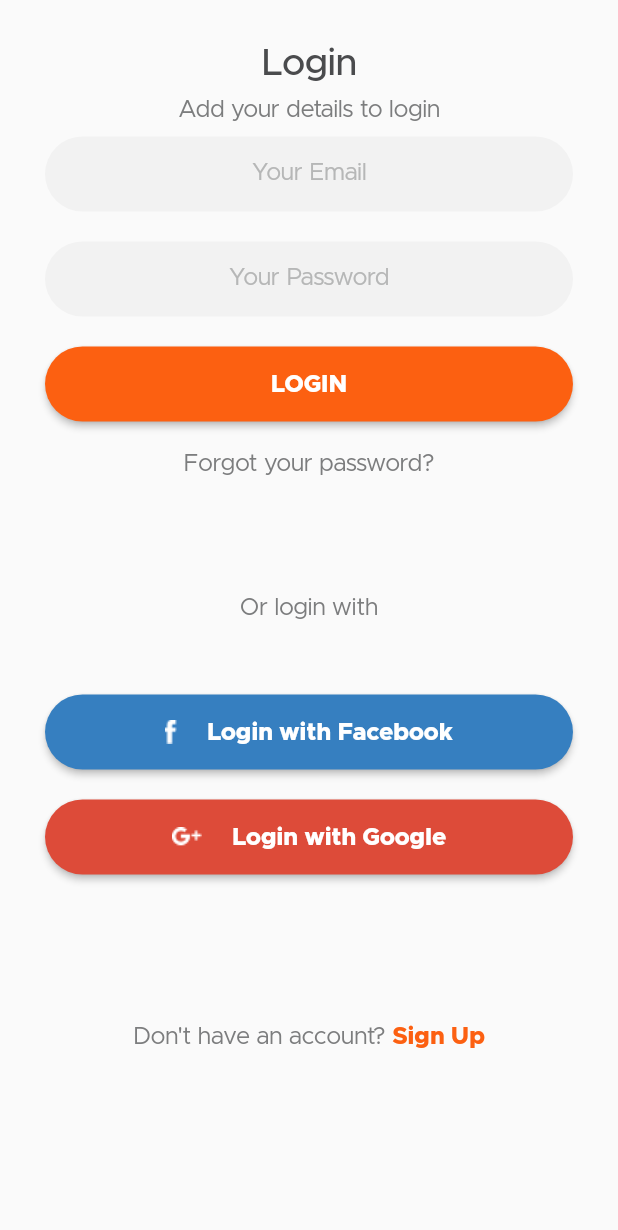
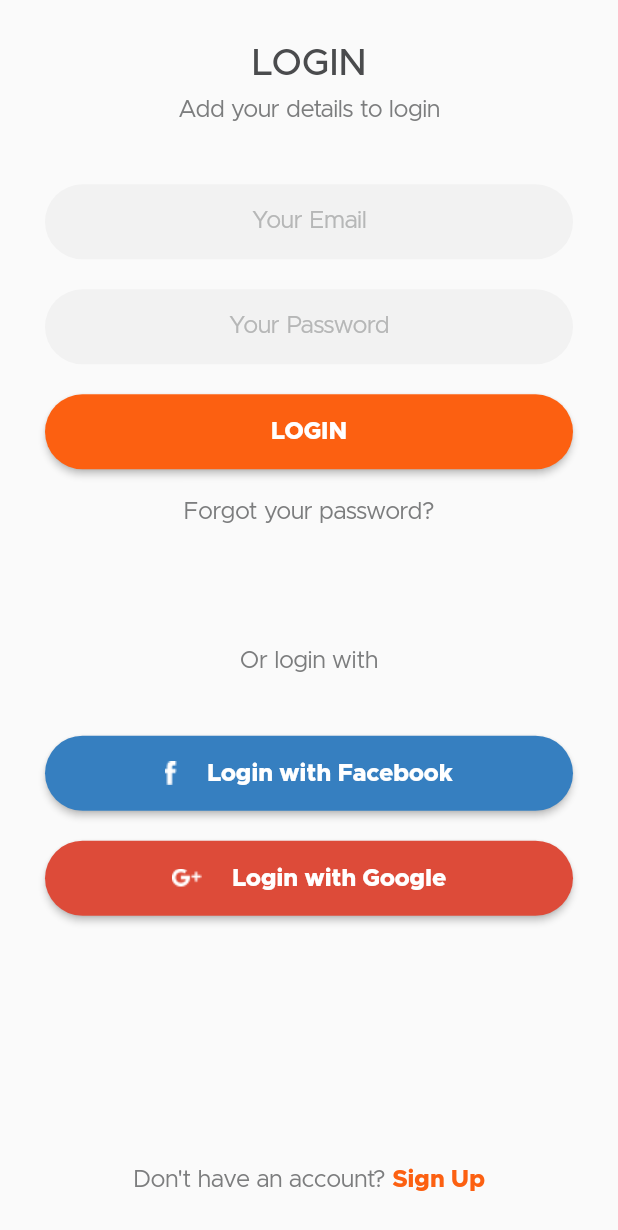
Before and after one commit to adispatil/Food-Delivery-App, a Flutter app: the screen it shows after launch, after a tap on "LOGIN", on a phone screen of 412 x 824 dp. Shown: the top 1230 px of the screen. Run offline on Flutter 3.47's test engine with Material 2 defaults, Android fonts, the phone set to English and light mode, and no system bars; missing offline and left inert: clip_shadow; project files that could hold a hidden picture were left out.

Commit message:
OnBoarding flow

```diff
--- a/lib/constants/app_constants.dart
+++ b/lib/constants/app_constants.dart
@@ -1,3 +1,12 @@
 
 //string constants
 const kLabelLandingScreenDescription = 'Discover the best foods from over 1,000+ restaurants and fast delivery to your door step';
+const kButtonLogin = 'LOGIN';
+const kLabelLoginHeader2 = 'Add your details to login';
+const kLabelYourEmailHint = 'Your Email';
+const kLabelDoNotHaveAccount = 'Don\'t have an account? ';
+const kLabelSignUp = 'Sign Up';
+const kLabelLoginWithGoogle = 'Login with Google';
+const kLabelLoginWithFacebook = 'Login with Facebook';
+const kLabelOrLoginWith = 'Or login with';
+const kLabelForgotPassword = 'Forgot your password?';
--- a/lib/main.dart
+++ b/lib/main.dart
@@ -50,7 +50,7 @@ class MyApp extends StatelessWidget {
             ),
           ),
         ),
-        initialRoute: LandingScreen.id,
+        initialRoute: SplashScreen.id,
         routes: {
           SplashScreen.id: (context) => SplashScreen(),
           LandingScreen.id: (context) => LandingScreen(),
--- a/lib/screens/login_screen.dart
+++ b/lib/screens/login_screen.dart
@@ -1,7 +1,9 @@
 import 'package:flutter/material.dart';
+import 'package:food_delivery/constants/app_constants.dart';
 import 'package:food_delivery/constants/color_constants.dart';
 import 'package:food_delivery/constants/image_constants.dart';
 import 'package:food_delivery/constants/styles.dart';
+import 'package:food_delivery/screens/registration_screen.dart';
 import 'package:food_delivery/utils/AppHelper.dart';
 import 'package:food_delivery/widgets/custom_text_field.dart';
 
@@ -30,18 +32,16 @@ class _LoginScreenState extends State<LoginScreen> {
             child: Column(
               children: <Widget>[
                 Text(
-                  'Login',
+                  kButtonLogin,
                   style: Helper.getTheme(context).headline6,
                 ),
                 SizedBox(
                   height: 10,
                 ),
-                Text('Add your details to login'),
-                SizedBox(
-                  height: 10,
-                ),
+                Text(kLabelLoginHeader2),
+                Spacer(),
                 CustomTextField(
-                  hintText: 'Your Email',
+                  hintText: kLabelYourEmailHint,
                   isPassword: false,
                 ),
                 SizedBox(
@@ -58,12 +58,9 @@ class _LoginScreenState extends State<LoginScreen> {
                   width: double.infinity,
                   height: 50.0,
                   child: ElevatedButton(
-                    onPressed: () {
-                      Navigator.of(context)
-                          .pushReplacementNamed(LoginScreen.id);
-                    },
+                    onPressed: () {},
                     child: Text(
-                      'LOGIN',
+                      kButtonLogin,
                       style: kButtonTextStyleWhite,
                     ),
                   ),
@@ -73,15 +70,11 @@ class _LoginScreenState extends State<LoginScreen> {
                 ),
                 GestureDetector(
                   onTap: () {},
-                  child: Text('Forgot your password?'),
+                  child: Text(kLabelForgotPassword),
                 ),
-                SizedBox(
-                  height: 80,
-                ),
-                Text('Or login with'),
-                SizedBox(
-                  height: 50,
-                ),
+                Spacer(flex: 2,),
+                Text(kLabelOrLoginWith),
+                Spacer(),
                 SizedBox(
                   height: 50,
                   child: ElevatedButton(
@@ -95,7 +88,7 @@ class _LoginScreenState extends State<LoginScreen> {
                         Image.asset(kFacebookLogoImage),
                         SizedBox(width: 20),
                         Text(
-                          'Login with Facebook',
+                          kLabelLoginWithFacebook,
                           style: kButtonTextStyleWhite,
                         ),
                       ],
@@ -119,24 +112,26 @@ class _LoginScreenState extends State<LoginScreen> {
                         Image.asset(kGoogleLogoImage),
                         SizedBox(width: 20),
                         Text(
-                          'Login with Google',
+                          kLabelLoginWithGoogle,
                           style: kButtonTextStyleWhite,
                         ),
                       ],
                     ),
                   ),
                 ),
-                SizedBox(
-                  height: 100,
+                Spacer(
+                  flex: 4,
                 ),
                 GestureDetector(
-                  onTap: () {},
+                  onTap: () {
+                    Navigator.of(context).pushReplacementNamed(RegistrationScreen.id);
+                  },
                   child: Row(
                     mainAxisAlignment: MainAxisAlignment.center,
                     children: <Widget>[
-                      Text('Don\'t have an account? '),
+                      Text(kLabelDoNotHaveAccount),
                       Text(
-                        'Sign Up',
+                        kLabelSignUp,
                         style: TextStyle(
                             fontWeight: FontWeight.bold,
                             color: AppColor.orange),
```
